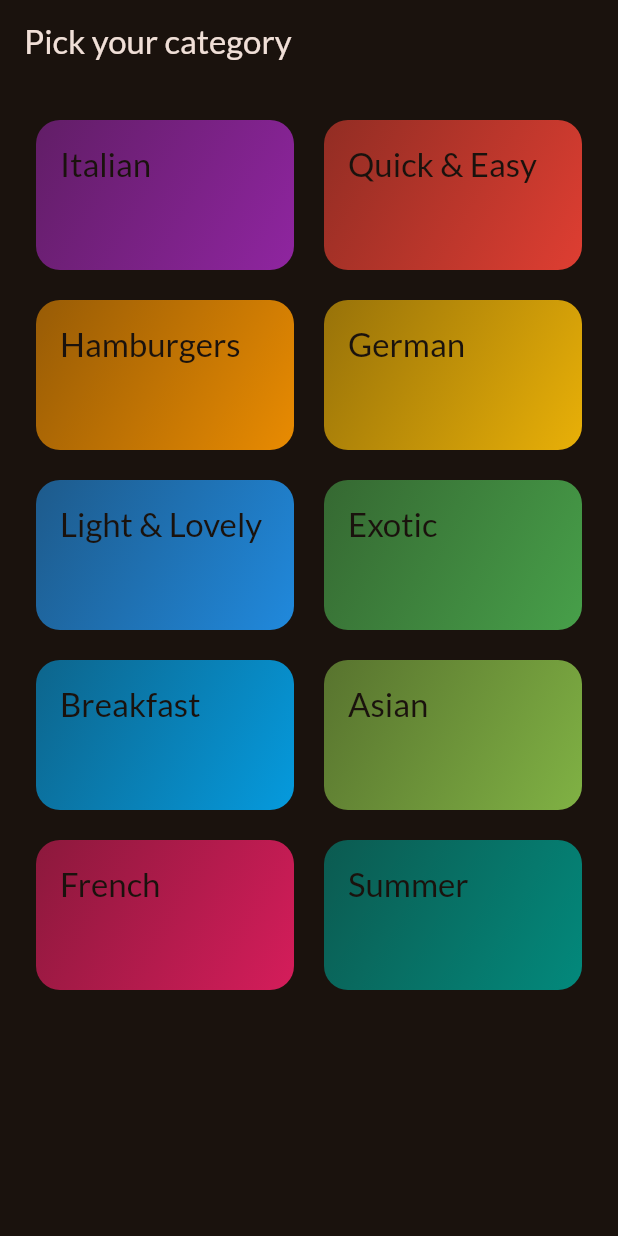
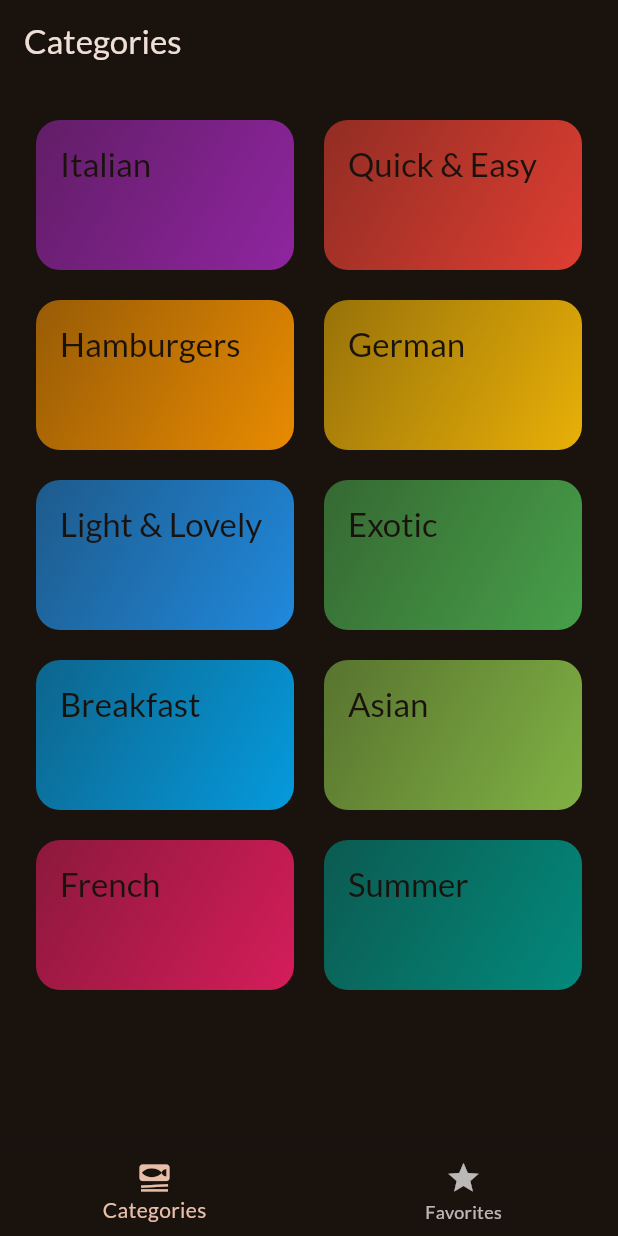
Before and after one commit to anish77/meals, a Flutter app: the screen it shows after launch, on a phone screen of 412 x 824 dp. Run offline on Flutter 3.47's test engine with Material 3 defaults, Android fonts, the phone set to English and light mode, and no system bars; our stand-ins replace google_fonts, transparent_image.

Commit message:
tap bar + favorite meals

```diff
--- a/lib/main.dart
+++ b/lib/main.dart
@@ -1,6 +1,6 @@
 import 'package:flutter/material.dart';
 import 'package:google_fonts/google_fonts.dart';
-import 'package:meals/screens/categories.dart';
+import 'package:meals/screens/tabs.dart';
 
 final theme = ThemeData(
   useMaterial3: true,
@@ -22,7 +22,7 @@ class App extends StatelessWidget {
   Widget build(BuildContext context) {
     return MaterialApp(
       theme: theme,
-      home: const CategoriesScreen(),
+      home: const TabsScreen(),
     );
   }
 }
--- a/lib/screens/categories.dart
+++ b/lib/screens/categories.dart
@@ -1,11 +1,17 @@
 import 'package:flutter/material.dart';
 import 'package:meals/data/dummy_data.dart';
 import 'package:meals/models/category.dart';
+import 'package:meals/models/meal.dart';
 import 'package:meals/screens/meals.dart';
 import 'package:meals/widgets/category_grid_item.dart';
 
 class CategoriesScreen extends StatelessWidget {
-  const CategoriesScreen({super.key});
+  const CategoriesScreen({
+    super.key,
+    required this.onToggleFavorites,
+  });
+
+  final void Function(Meal meal) onToggleFavorites;
 
   void _selectCategory(BuildContext context, Category category) {
     final filteredMeals = dummyMeals
@@ -18,6 +24,7 @@ class CategoriesScreen extends StatelessWidget {
         builder: (ctx) => MealsScreen(
           title: category.title,
           meals: filteredMeals,
+          onToggleFavorites: onToggleFavorites,
         ),
       ),
     );
@@ -26,11 +33,7 @@ class CategoriesScreen extends StatelessWidget {
 
   @override
   Widget build(BuildContext context) {
-    return Scaffold(
-      appBar: AppBar(
-        title: const Text('Pick your category'),
-      ),
-      body: GridView(
+    return GridView(
       padding: const EdgeInsets.all(24),
       gridDelegate: const SliverGridDelegateWithFixedCrossAxisCount(
         crossAxisCount: 2,
@@ -49,7 +52,6 @@ class CategoriesScreen extends StatelessWidget {
             },
           ),
       ],
-      ),
     );
   }
 }
--- /dev/null
+++ b/lib/screens/tabs.dart
@@ -0,0 +1,81 @@
+import 'package:flutter/material.dart';
+import 'package:meals/models/meal.dart';
+import 'package:meals/screens/categories.dart';
+import 'package:meals/screens/meals.dart';
+
+class TabsScreen extends StatefulWidget {
+  const TabsScreen({super.key});
+
+  @override
+  State<TabsScreen> createState() {
+    return _TabsScreenState();
+  }
+}
+
+class _TabsScreenState extends State<TabsScreen> {
+  int _selectedPageIndex = 0;
+  final List<Meal> _favoriteMeals = [];
+
+  void _showInfoMessage(String message) {
+    ScaffoldMessenger.of(context).clearSnackBars();
+    ScaffoldMessenger.of(context).showSnackBar(
+      SnackBar(
+        content: Text(message),
+      ),
+    );
+  }
+
+  void _toggleMealFavoriteStatus(Meal meal) {
+    final isExisting = _favoriteMeals.contains(meal);
+
+    if (isExisting) {
+      setState(() {});
+      _favoriteMeals.remove(meal);
+      _showInfoMessage('Meal is no longer a favorite.');
+    } else {
+      setState(() {});
+      _favoriteMeals.add(meal);
+      _showInfoMessage('Marked as a favorite! ');
+    }
+  }
+
+  void _selectPage(int index) {
+    setState(() {
+      _selectedPageIndex = index;
+    });
+  }
+
+  @override
+  Widget build(BuildContext context) {
+    Widget activePage = CategoriesScreen(
+      onToggleFavorites: _toggleMealFavoriteStatus,
+    );
+    var activePageTitle = 'Categories';
+
+    if (_selectedPageIndex == 1) {
+      activePage = MealsScreen(
+        meals: _favoriteMeals,
+        onToggleFavorites: _toggleMealFavoriteStatus,
+      );
+      activePageTitle = 'Your favorites';
+    }
+    return Scaffold(
+      appBar: AppBar(
+        title: Text(activePageTitle),
+      ),
+      body: activePage,
+      bottomNavigationBar: BottomNavigationBar(
+        onTap: _selectPage,
+        currentIndex: _selectedPageIndex,
+        items: const [
+          BottomNavigationBarItem(
+              icon: Icon(Icons.set_meal), label: 'Categories'),
+          BottomNavigationBarItem(
+            icon: Icon(Icons.star),
+            label: 'Favorites',
+          ),
+        ],
+      ),
+    );
+  }
+}
```
Also changed, not shown: lib/screens/meal_details.dart (+14 -1 lines), lib/screens/meals.dart (+10 -3 lines). Lines whose indentation alone changed are shown as unchanged.
